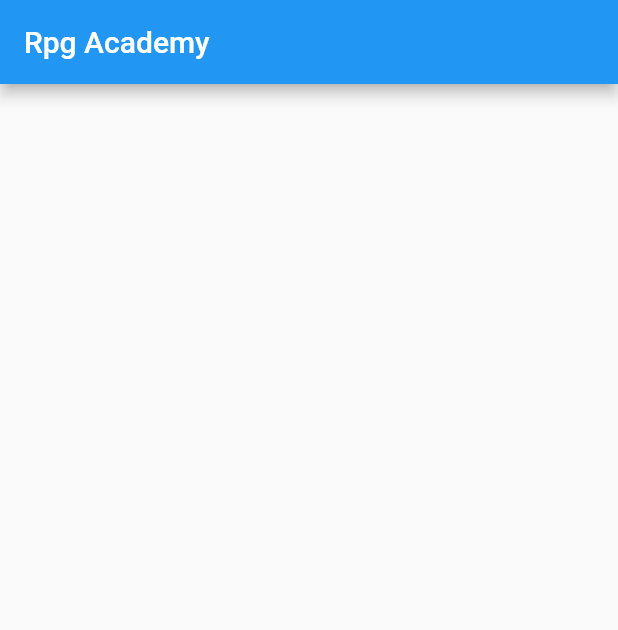
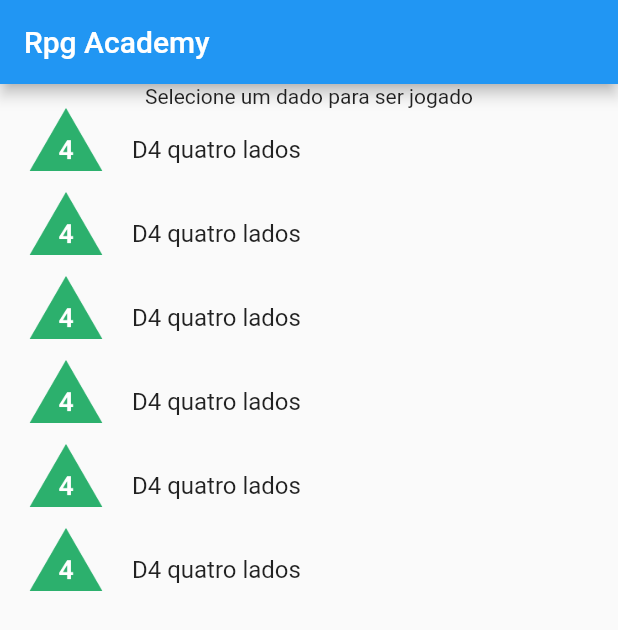
Before and after one commit to GilsonAndre/dados_rpg, a Flutter app: the screen it shows after launch, on a phone screen of 412 x 824 dp. Shown: the top 630 px of the screen. Run offline on Flutter 3.47's test engine with Material 2 defaults, Android fonts, the phone set to English and light mode, and no system bars.

Commit message:
Adicionado à resouces a pasta strings

```diff
--- a/lib/data/pick_dice.dart
+++ b/lib/data/pick_dice.dart
@@ -1,3 +1,4 @@
+import 'package:dados_rpg/data/resources/strings.dart';
 import 'package:flutter/material.dart';
 
 class PickDice extends StatefulWidget {
@@ -8,12 +9,31 @@ class PickDice extends StatefulWidget {
 }
 
 class _PickDiceState extends State<PickDice> {
+  List numberDice = [4,6,8,10,12,20];
+
   @override
   Widget build(BuildContext context) {
     return MaterialApp(
       home: Scaffold(
         appBar: AppBar(
-          title: const Text('Rpg Academy'),
+          title: const Text(Strings.appName),
+        ),
+        body: Column(
+          mainAxisAlignment: MainAxisAlignment.start,
+          children: [
+            const Text('Selecione um dado para ser jogado'),
+            Expanded(
+              child: ListView.builder(
+                itemCount: 6,
+                itemBuilder: (context, index) {
+                  return ListTile(
+                    leading: Image.asset('assets/img/d4.png'),
+                    title: const Text('D4 quatro lados'),
+                  );
+                },
+              ),
+            )
+          ],
         ),
       ),
     );
--- /dev/null
+++ b/lib/data/resources/strings.dart
@@ -0,0 +1,12 @@
+class Strings {
+  static const appName = 'Rpg Academy';
+  static const d4 = 'D4 (Quatro lados)';
+  static const d6 = 'D6 (Seis lados)';
+  static const d8 = 'D8 (Oito lados)';
+  static const d10 = 'D10 (Dez lados)';
+  static const d12 = 'D12 (Doze lados)';
+  static const d20 = 'D20 (Vinte Lados)';
+
+  static const titlePage1 = 'Selecione um dado para ser lançado.';
+  static const titlePage2 = 'Role um dado para sortear um valor.';
+}
--- a/lib/main.dart
+++ b/lib/main.dart
@@ -1,4 +1,5 @@
 import 'package:dados_rpg/data/pick_dice.dart';
+import 'package:dados_rpg/data/resources/strings.dart';
 import 'package:flutter/material.dart';
 
 void main() {
@@ -12,7 +13,7 @@ class MyApp extends StatelessWidget {
   @override
   Widget build(BuildContext context) {
     return const MaterialApp(
-      title: 'Rpg Academy',
+      title: Strings.appName,
       home: PickDice(),
     );
   }
--- a/pubspec.yaml
+++ b/pubspec.yaml
@@ -57,6 +57,9 @@ flutter:
   # included with your application, so that you can use the icons in
   # the material Icons class.
   uses-material-design: true
+  assets:
+    - assets/
+    - assets/img/
 
   # To add assets to your application, add an assets section, like this:
   # assets:
```
